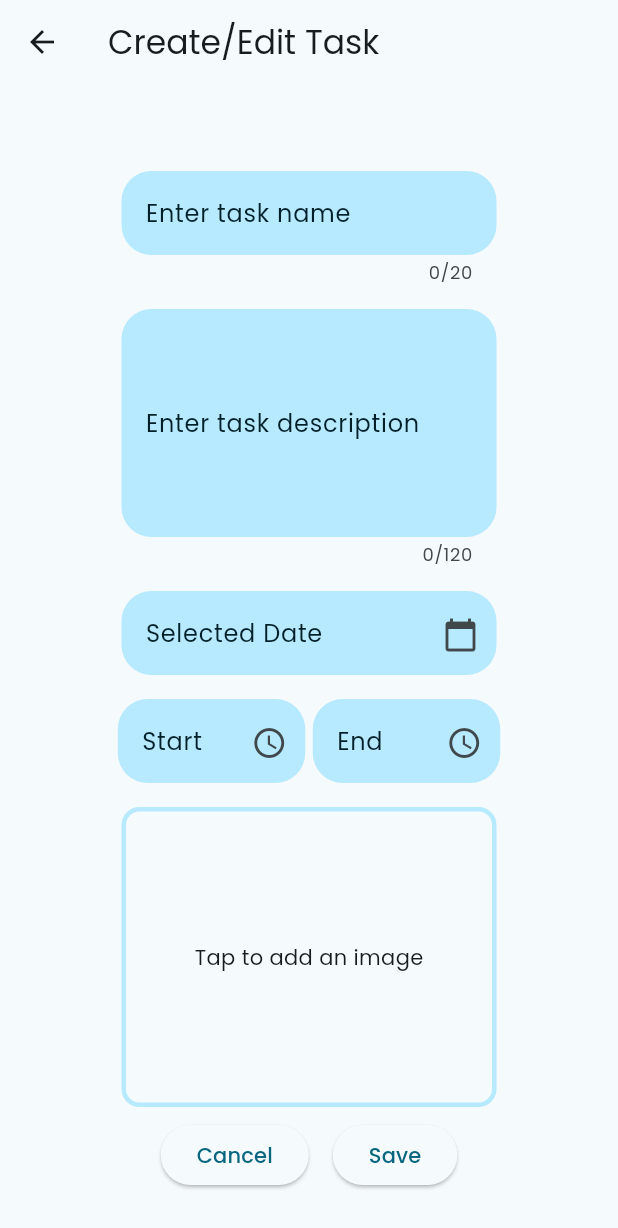
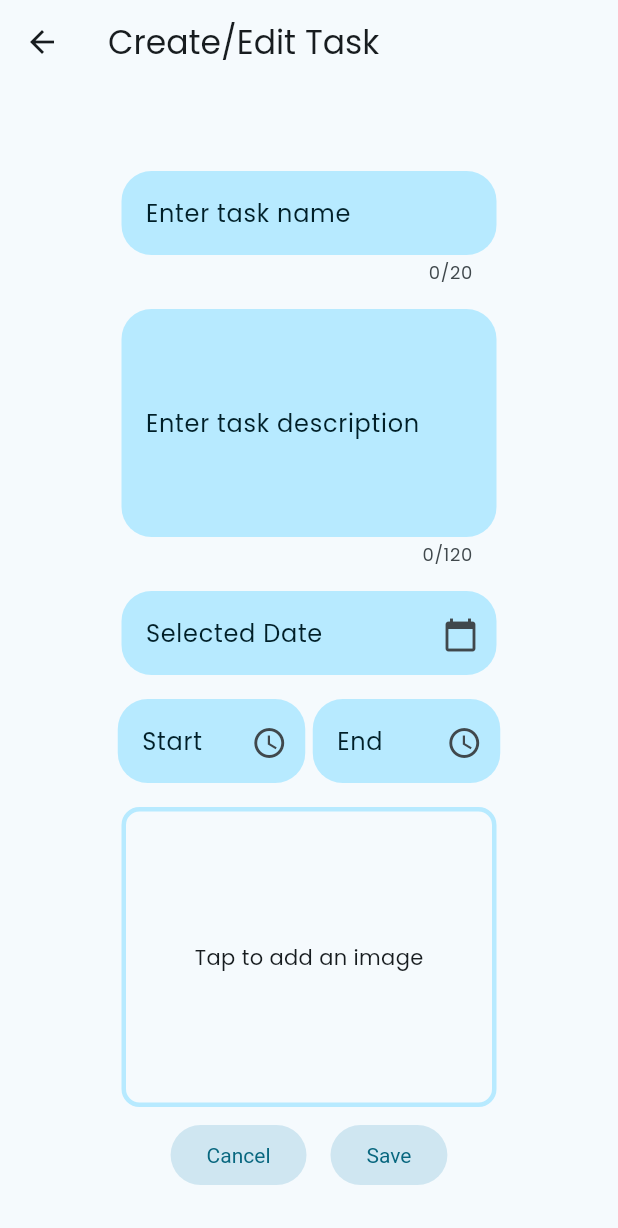
Before and after one commit to Fex123/Wochenplaner-App, a Flutter app: the Createedittask screen opened directly with empty values, on a phone screen of 412 x 824 dp. Shown: the top 1228 px of the screen. Run offline on Flutter 3.47's test engine with Material 3 defaults, Android fonts, the phone set to English and light mode, and no system bars; our stand-ins replace calendar_view, cloud_firestore, firebase_auth, firebase_core, firebase_messaging, google_fonts and 1 more; accounts and stored records are empty; network calls fail.

Commit message:
Style changes

```diff
--- a/wochenplaner_app/lib/staticAppVariables.dart
+++ b/wochenplaner_app/lib/staticAppVariables.dart
@@ -27,3 +27,48 @@ class StaticComponents {
     );
   }
 }
+
+class StaticStyles {
+  static appButtonStyle(BuildContext context) {
+    return ElevatedButton.styleFrom(
+        backgroundColor: Theme.of(context).colorScheme.secondaryContainer,
+        shadowColor: Colors.transparent,
+        textStyle: TextStyle(
+            color: Theme.of(context).colorScheme.onSecondaryContainer));
+  }
+
+  static appInputDecoration(BuildContext context, String labelText) {
+    const double borderRadius = 20.0;
+    return InputDecoration(
+      filled: true,
+      fillColor: Theme.of(context).colorScheme.primaryContainer,
+      // Background color
+      border: OutlineInputBorder(
+        borderRadius: BorderRadius.circular(borderRadius),
+        borderSide: const BorderSide(
+          color: Color.fromARGB(0, 33, 149, 243),
+        ),
+      ),
+      enabledBorder: OutlineInputBorder(
+        borderRadius: BorderRadius.circular(borderRadius),
+        borderSide: const BorderSide(
+          color: Color.fromARGB(0, 33, 149, 243),
+        ),
+      ),
+      focusedBorder: OutlineInputBorder(
+        borderRadius: BorderRadius.circular(borderRadius),
+        borderSide: BorderSide(
+          color: Theme.of(context)
+              .colorScheme
+              .onPrimaryContainer, // Border color when focused
+        ),
+      ),
+      labelText: labelText,
+      labelStyle: TextStyle(
+        color: Theme.of(context)
+            .colorScheme
+            .onPrimaryContainer, // Label text color
+      ),
+    );
+  }
+}
--- a/wochenplaner_app/lib/widgets/createEditTask.dart
+++ b/wochenplaner_app/lib/widgets/createEditTask.dart
@@ -5,6 +5,7 @@ import 'package:wochenplaner_app/data/taskStorage.dart';
 import 'dart:io'; // Add this import
 import 'package:image_picker/image_picker.dart'; // Add this import
 import 'package:wochenplaner_app/notification.dart'; // Add this import
+import 'package:wochenplaner_app/staticAppVariables.dart'; // Add this import
 
 class Createedittask extends StatefulWidget {
   final TaskManager taskManager;
@@ -332,49 +333,11 @@ class TaskTextField extends StatelessWidget {
 
   @override
   Widget build(BuildContext context) {
-    const double borderRadius = 20.0;
     return SizedBox(
       width: 125 * (widthMultiplyer ?? 1),
       child: TextField(
         controller: controller,
-        decoration: InputDecoration(
-          filled: true,
-          fillColor: Theme.of(context).colorScheme.primaryContainer,
-          // Background color
-          border: OutlineInputBorder(
-            borderRadius:
-                BorderRadius.circular(borderRadius), // Rounded corners
-
-            borderSide: const BorderSide(
-              color: Color.fromARGB(0, 33, 149, 243), // Border color
-            ),
-          ),
-          enabledBorder: OutlineInputBorder(
-            borderRadius:
-                BorderRadius.circular(borderRadius), // Rounded corners
-
-            borderSide: const BorderSide(
-              color:
-                  Color.fromARGB(0, 33, 149, 243), // Border color when enabled
-            ),
-          ),
-          focusedBorder: OutlineInputBorder(
-            borderRadius:
-                BorderRadius.circular(borderRadius), // Rounded corners
-
-            borderSide: BorderSide(
-              color: Theme.of(context)
-                  .colorScheme
-                  .onPrimaryContainer, // Border color when focused
-            ),
-          ),
-          labelText: labelText,
-          labelStyle: TextStyle(
-            color: Theme.of(context)
-                .colorScheme
-                .onPrimaryContainer, // Label text color
-          ),
-        ),
+        decoration: StaticStyles.appInputDecoration(context, labelText),
         maxLength: maxInputLength,
         maxLines: lines,
       ),
@@ -546,6 +509,7 @@ class _saveButtonState extends State<SaveButton> {
       onPressed: () {
         widget.saveTask();
       },
+      style: StaticStyles.appButtonStyle(context),
       child: const Text('Save'),
     );
   }
@@ -559,6 +523,7 @@ class CancelButton extends StatelessWidget {
   @override
   Widget build(BuildContext context) {
     return ElevatedButton(
+      style: StaticStyles.appButtonStyle(context),
       onPressed: onPressed,
       child: const Text('Cancel'),
     );
```
Also changed, not shown: wochenplaner_app/lib/data/userManagement.dart (+23 -12 lines), wochenplaner_app/lib/widgets/clandarView.dart (+10 -4 lines), 1 other file.
